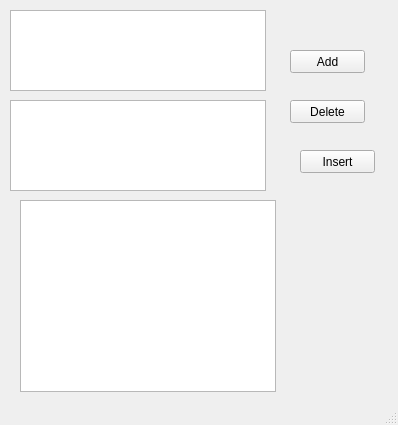
Before: the Qt Designer form testmainwindow.ui in NanoBreeze/CompressIt, drawn with Qt 5.
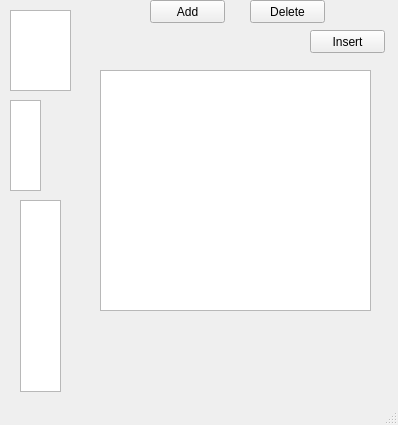
After: the same form once the commit is applied.

Commit message: Added QTreeView to visualize prefix tree

Diff of the .ui file:
```diff
--- a/testmainwindow.ui
+++ b/testmainwindow.ui
@@ -19,7 +19,7 @@
      <rect>
       <x>10</x>
       <y>10</y>
-      <width>256</width>
+      <width>61</width>
       <height>81</height>
      </rect>
     </property>
@@ -27,8 +27,8 @@
    <widget class="QPushButton" name="pushButton">
     <property name="geometry">
      <rect>
-      <x>290</x>
-      <y>50</y>
+      <x>150</x>
+      <y>0</y>
       <width>75</width>
       <height>23</height>
      </rect>
@@ -40,8 +40,8 @@
    <widget class="QPushButton" name="pushButton_2">
     <property name="geometry">
      <rect>
-      <x>290</x>
-      <y>100</y>
+      <x>250</x>
+      <y>0</y>
       <width>75</width>
       <height>23</height>
      </rect>
@@ -55,7 +55,7 @@
      <rect>
       <x>10</x>
       <y>100</y>
-      <width>256</width>
+      <width>31</width>
       <height>91</height>
      </rect>
     </property>
@@ -63,8 +63,8 @@
    <widget class="QPushButton" name="pushButton_3">
     <property name="geometry">
      <rect>
-      <x>300</x>
-      <y>150</y>
+      <x>310</x>
+      <y>30</y>
       <width>75</width>
       <height>23</height>
      </rect>
@@ -78,11 +78,21 @@
      <rect>
       <x>20</x>
       <y>200</y>
-      <width>256</width>
+      <width>41</width>
       <height>192</height>
      </rect>
     </property>
    </widget>
+   <widget class="QTreeView" name="treeView">
+    <property name="geometry">
+     <rect>
+      <x>100</x>
+      <y>70</y>
+      <width>271</width>
+      <height>241</height>
+     </rect>
+    </property>
+   </widget>
   </widget>
   <widget class="QMenuBar" name="menubar">
    <property name="geometry">
```
The commit also changes 10 other files.
